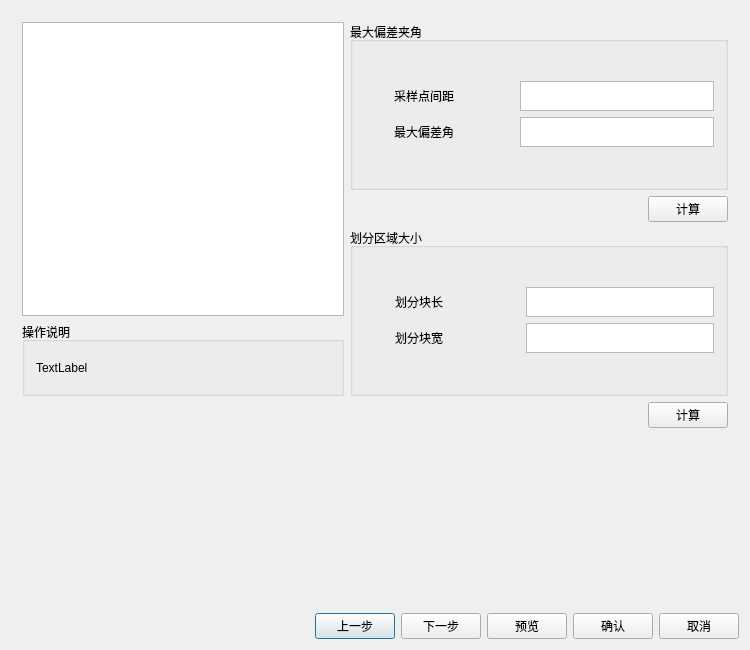
Before: the Qt Designer form include/cursePart.ui in offline-programming-software/offline-programming, drawn with Qt 5.
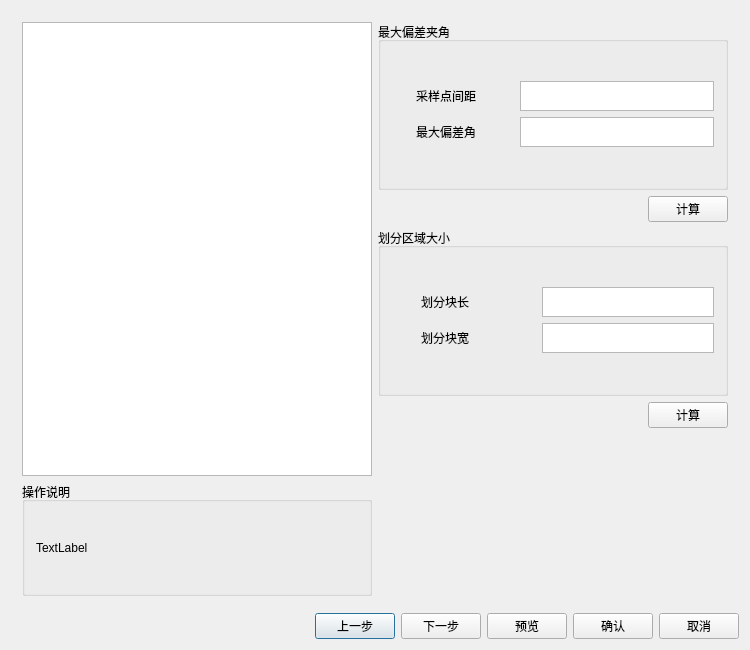
After: the same form once the commit is applied.

The edit to the form file:
```diff
--- a/include/cursePart.ui
+++ b/include/cursePart.ui
@@ -430,8 +430,8 @@
       </layout>
      </widget>
      <widget class="QWidget" name="page_3">
-      <layout class="QGridLayout" name="gridLayout_14">
-       <item row="0" column="0" rowspan="3">
+      <layout class="QGridLayout" name="gridLayout_14" columnstretch="1,1" columnminimumwidth="0,0">
+       <item row="0" column="0">
         <layout class="QVBoxLayout" name="verticalLayout_8" stretch="8,2">
          <item>
           <widget class="QGraphicsView" name="graphicsView_3"/>
@@ -455,6 +455,8 @@
         </layout>
        </item>
        <item row="0" column="1">
+        <layout class="QVBoxLayout" name="verticalLayout_14">
+         <item>
         <widget class="QGroupBox" name="groupBox_4">
          <property name="title">
           <string>最大偏差夹角</string>
@@ -530,7 +532,7 @@
          </layout>
         </widget>
        </item>
-       <item row="1" column="1">
+         <item>
         <layout class="QHBoxLayout" name="horizontalLayout_2">
          <item>
           <spacer name="horizontalSpacer_2">
@@ -554,7 +556,7 @@
          </item>
         </layout>
        </item>
-       <item row="2" column="1">
+         <item>
         <widget class="QGroupBox" name="groupBox_5">
          <property name="title">
           <string>划分区域大小</string>
@@ -634,7 +636,7 @@
          </layout>
         </widget>
        </item>
-       <item row="3" column="1">
+         <item>
         <layout class="QHBoxLayout" name="horizontalLayout_5">
          <item>
           <spacer name="horizontalSpacer_16">
@@ -658,7 +660,7 @@
          </item>
         </layout>
        </item>
-       <item row="4" column="1">
+         <item>
         <spacer name="verticalSpacer_2">
          <property name="orientation">
           <enum>Qt::Vertical</enum>
@@ -670,6 +672,8 @@
           </size>
          </property>
         </spacer>
+         </item>
+        </layout>
        </item>
       </layout>
      </widget>
```
Lines whose indentation alone changed are shown as unchanged.
